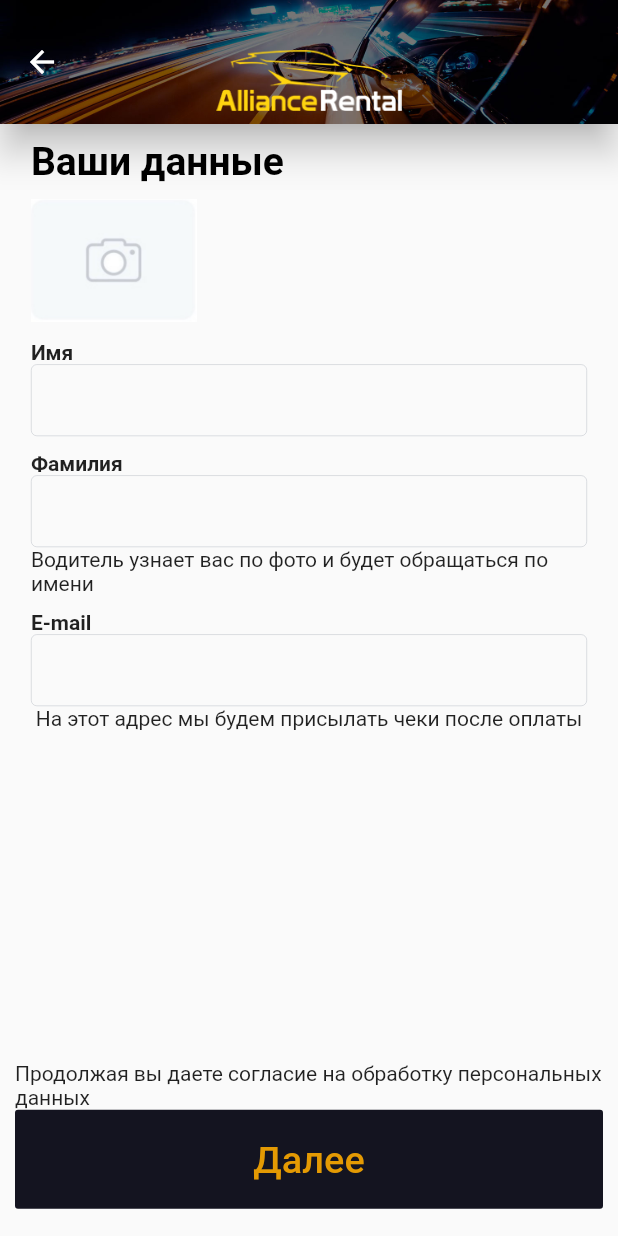
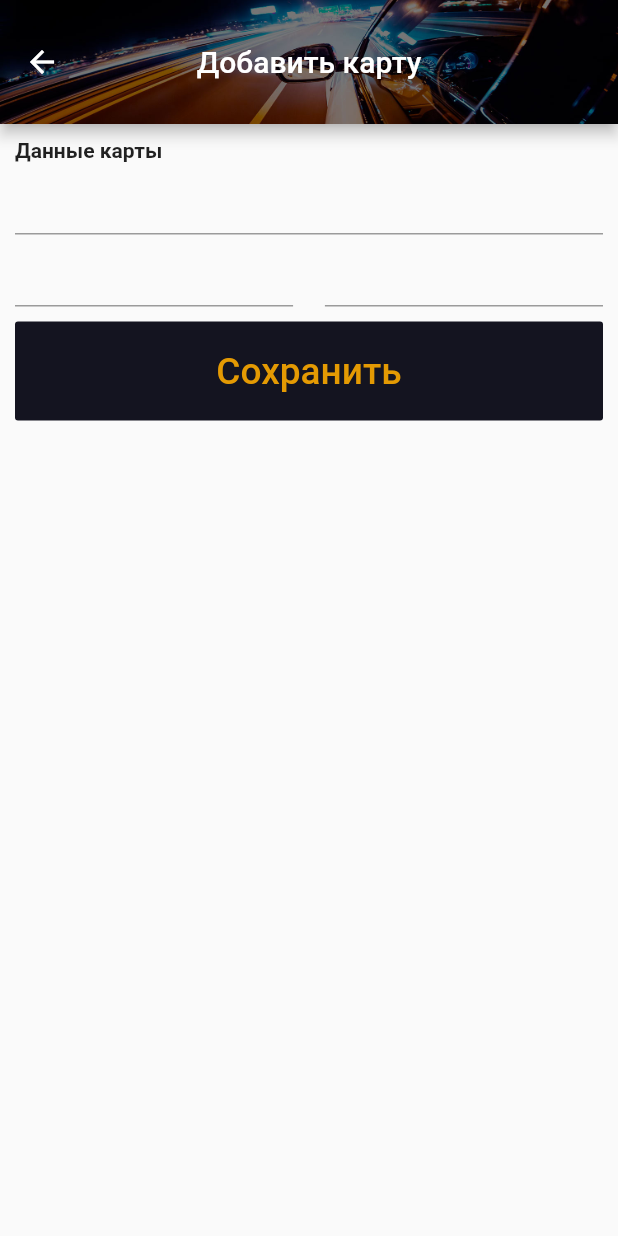
Before and after one commit to Enderw12/alliance_rental, a Flutter app: the UserDataFormScreen screen opened by its route, after a tap on "Далее", on a phone screen of 412 x 824 dp. Run offline on Flutter 3.47's test engine with Material 2 defaults, Android fonts, the phone set to English and light mode, and no system bars.

```diff
--- a/lib/main.dart
+++ b/lib/main.dart
@@ -1,5 +1,7 @@
 // import 'package:flutter/cupertino.dart';
 
+import 'package:alliance_rental/screens/cardAddScreen.dart';
+import 'package:alliance_rental/screens/paymentScreen.dart';
 import 'package:alliance_rental/screens/smsVerivficationScreen.dart';
 import 'package:alliance_rental/screens/userDataFormScreen.dart';
 import 'package:flutter/material.dart';
@@ -28,6 +30,8 @@ class MyApp extends StatelessWidget {
         LoginScreen.route: (context) => LoginScreen(),
         NumberVerificationScreen.route: (context) => NumberVerificationScreen(),
         UserDataFormScreen.route: (context) => UserDataFormScreen(),
+        CardAddScreen.route: (context) => CardAddScreen(),
+        PaymentScreen.route: (context) => PaymentScreen(),
       },
     );
   }
--- /dev/null
+++ b/lib/screens/cardAddScreen.dart
@@ -0,0 +1,83 @@
+import 'package:alliance_rental/screens/paymentScreen.dart';
+import 'package:alliance_rental/widgets/customFlatButtonWidget.dart';
+import 'package:alliance_rental/widgets/customFlexibleSpaceWidget.dart';
+import 'package:flutter/material.dart';
+
+class CardAddScreen extends StatelessWidget {
+  static const route = '/card_add_screen';
+  const CardAddScreen({Key key}) : super(key: key);
+
+  @override
+  Widget build(BuildContext context) {
+    final size = MediaQuery.of(context).size;
+    return Scaffold(
+      appBar: AppBar(
+        backgroundColor: Colors.transparent,
+        toolbarHeight: size.height * 0.1,
+        flexibleSpace: CustomFlexibleSpaceWidget(
+          showLogo: false,
+        ),
+        centerTitle: true,
+        title: Text(
+          'Добавить карту',
+        ),
+      ),
+      body: Container(
+        padding: EdgeInsets.only(
+          top: 10,
+          bottom: 10,
+          left: 10,
+          right: 10,
+        ),
+        child: SizedBox(
+          height: size.height * 0.65,
+          // width: size.width * 0.8,
+          child: Column(
+            children: [
+              Text(
+                'Данные карты',
+                style: TextStyle(fontWeight: FontWeight.bold),
+              ),
+              SizedBox(
+                child: TextFormField(),
+                // height: 100,
+                // width: size.width * 0.8,
+              ),
+              SizedBox(
+                child: Row(
+                  children: [
+                    SizedBox(
+                      child: TextFormField(),
+                      width: size.width * 0.45,
+                    ),
+                    SizedBox(
+                      child: TextFormField(),
+                      width: size.width * 0.45,
+                    ),
+                  ],
+                  mainAxisAlignment: MainAxisAlignment.spaceBetween,
+                  crossAxisAlignment: CrossAxisAlignment.center,
+                ),
+                // height: 100,
+                // width: size.width * 0.9,
+              ),
+              Padding(
+                padding: const EdgeInsets.only(top: 10.0),
+                child: CustomFlatButtonWidget(
+                  text: 'Сохранить',
+                  size: size,
+                  onPressed: () {
+                    Navigator.of(context)
+                        .pushReplacementNamed(PaymentScreen.route);
+                  },
+                ),
+              )
+            ],
+            mainAxisAlignment: MainAxisAlignment.start,
+            crossAxisAlignment: CrossAxisAlignment.start,
+          ),
+        ),
+      ),
+    );
+  }
+}
--- a/lib/screens/userDataFormScreen.dart
+++ b/lib/screens/userDataFormScreen.dart
@@ -1,5 +1,6 @@
-import 'package:alliance_rental/widgets/titleWidget.dart';
-import 'package:flutter/gestures.dart';
+import 'package:alliance_rental/screens/cardAddScreen.dart';
+import 'package:alliance_rental/widgets/customFlatButtonWidget.dart';
+import 'package:alliance_rental/widgets/customFlexibleSpaceWidget.dart';
 import 'package:flutter/material.dart';
 
 //TODO Scrollable.ensureVisible implement scrolling to email field while it is focused
@@ -24,8 +25,8 @@ class _UserDataFormScreenState extends State<UserDataFormScreen> {
     return Scaffold(
       resizeToAvoidBottomInset: false,
       appBar: AppBar(
-        elevation: 10,
-        flexibleSpace: TitleWidget(),
+        backgroundColor: Colors.transparent,
+        flexibleSpace: CustomFlexibleSpaceWidget(showLogo: true),
         toolbarHeight: size.height * 0.1,
       ),
       body: Container(
@@ -41,7 +42,7 @@ class _UserDataFormScreenState extends State<UserDataFormScreen> {
           children: [
             SizedBox(
               height: size.height * 0.65,
-              width: size.width * 0.9,
+              // width: size.width * 1,
               child: Column(
                 crossAxisAlignment: CrossAxisAlignment.start,
                 children: [
@@ -111,27 +112,12 @@ class _UserDataFormScreenState extends State<UserDataFormScreen> {
                   children: [
                     Text(
                         'Продолжая вы даете согласие на обработку персональных данных'),
-                    FlatButton(
-                      color: Color.fromRGBO(20, 20, 32, 1),
-                      minWidth: size.width,
-                      height: size.height * 0.08,
+                    CustomFlatButtonWidget(
+                      text: 'Далее',
+                      size: size,
                       onPressed: () {
-                        // TODO
-                        // Navigator.of(context).pushNamed();
+                        Navigator.of(context).pushNamed(CardAddScreen.route);
                       },
-                      child: SizedBox(
-                        width: size.width * 0.3,
-                        height: size.height * 0.035,
-                        child: FittedBox(
-                          fit: BoxFit.contain,
-                          child: Text(
-                            'Далее',
-                            style: TextStyle(
-                              color: Color.fromRGBO(228, 154, 3, 1),
-                            ),
-                          ),
-                        ),
-                      ),
                     ),
                   ],
                 )),
--- /dev/null
+++ b/lib/widgets/customFlatButtonWidget.dart
@@ -0,0 +1,36 @@
+import 'package:flutter/material.dart';
+
+class CustomFlatButtonWidget extends StatelessWidget {
+  const CustomFlatButtonWidget({
+    this.onPressed,
+    Key key,
+    @required this.size,
+    @required this.text,
+  }) : super(key: key);
+  final Function onPressed;
+  final Size size;
+  final String text;
+
+  @override
+  Widget build(BuildContext context) {
+    return FlatButton(
+      color: Color.fromRGBO(20, 20, 32, 1),
+      minWidth: size.width,
+      height: size.height * 0.08,
+      onPressed: onPressed,
+      child: SizedBox(
+        width: size.width * 0.3,
+        height: size.height * 0.035,
+        child: FittedBox(
+          fit: BoxFit.contain,
+          child: Text(
+            text,
+            style: TextStyle(
+              color: Color.fromRGBO(228, 154, 3, 1),
+            ),
+          ),
+        ),
+      ),
+    );
+  }
+}
--- /dev/null
+++ b/lib/widgets/customFlexibleSpaceWidget.dart
@@ -0,0 +1,28 @@
+import 'package:flutter/material.dart';
+
+class CustomFlexibleSpaceWidget extends StatelessWidget {
+  const CustomFlexibleSpaceWidget({this.showLogo, Key key}) : super(key: key);
+  final bool showLogo;
+
+  @override
+  Widget build(BuildContext context) {
+    return Stack(
+      fit: StackFit.passthrough,
+      children: [
+        Image.asset(
+          'assets/images/appbar.jpg',
+          fit: BoxFit.cover,
+        ),
+        if (showLogo)
+          Align(
+            alignment: Alignment(0, 0.6),
+            child: Image.asset(
+              'assets/images/logo-alliance-rental.png',
+              fit: BoxFit.cover,
+              width: MediaQuery.of(context).size.width * 0.3,
+            ),
+          ),
+      ],
+    );
+  }
+}
--- a/lib/widgets/titleWidget.dart
+++ /dev/null
@@ -1,26 +0,0 @@
-import 'package:flutter/material.dart';
-
-class TitleWidget extends StatelessWidget {
-  const TitleWidget({Key key}) : super(key: key);
-
-  @override
-  Widget build(BuildContext context) {
-    return Stack(
-      fit: StackFit.passthrough,
-      children: [
-        Image.asset(
-          'assets/images/appbar.jpg',
-          fit: BoxFit.cover,
-        ),
-        Align(
-          alignment: Alignment(0, 0.6),
-          child: Image.asset(
-            'assets/images/logo-alliance-rental.png',
-            fit: BoxFit.cover,
-            width: MediaQuery.of(context).size.width * 0.3,
-          ),
-        )
-      ],
-    );
-  }
-}
```
Also changed, not shown: lib/screens/paymentScreen.dart (added, +134 -0 lines), lib/screens/smsVerivficationScreen.dart (+8 -24 lines), lib/widgets/drawerWidget.dart (added, +55 -0 lines), assets/images/mastercard-logo-transparent.png (added), assets/images/visa-logo-transparent.png (added).
